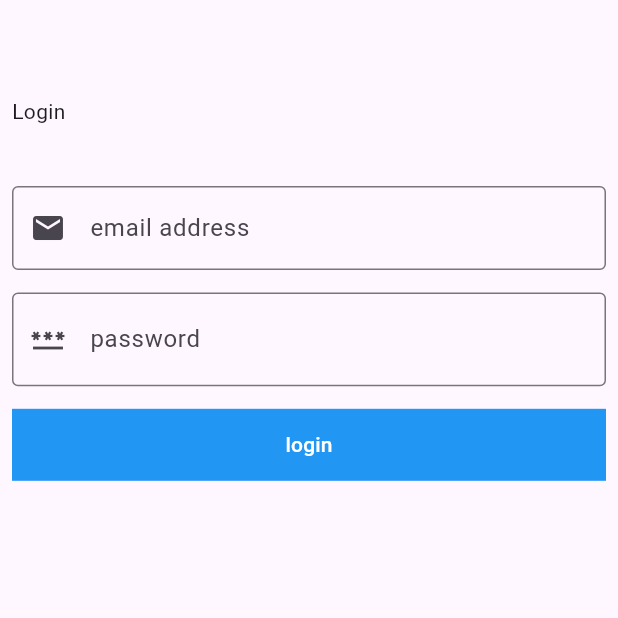
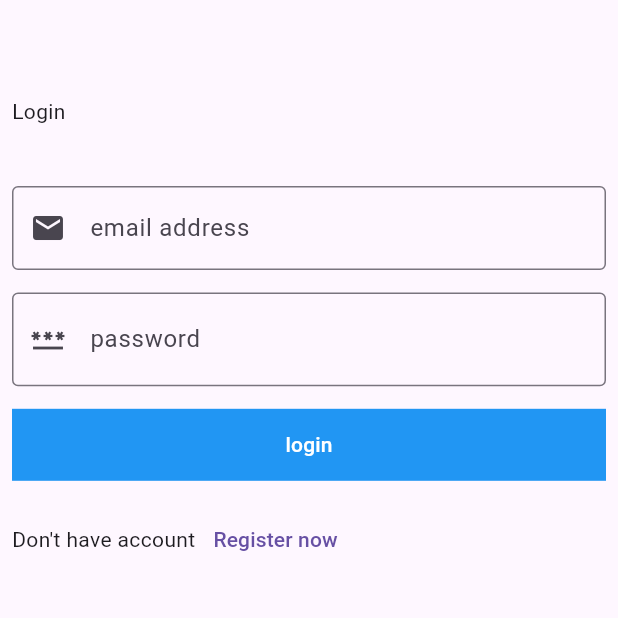
Before and after one commit to OmarMost/gis, a Flutter app: the screen it shows after launch, on a phone screen of 412 x 824 dp, the top half of it. Run offline on Flutter 3.47's test engine with Material 3 defaults, Android fonts, the phone set to English and light mode, and no system bars.

Commit message:
login Controllere

```diff
--- a/lib/loginScreen.dart
+++ b/lib/loginScreen.dart
@@ -71,8 +71,7 @@ var passwordController= TextEditingController();
 
               ),
             ),
-
-         SizedBox(
+            SizedBox(
           height: 15,
          ),
 
@@ -98,6 +97,17 @@ var passwordController= TextEditingController();
               ),
             ),
 
+          SizedBox(
+            height: 15,
+          ),
+          Row(
+            children: [ Text('Don\'t have account'),
+            TextButton(onPressed: (){},
+             child: Text('Register now'),
+             ),
+            ],
+          ),
+
           ],
 
 
```
